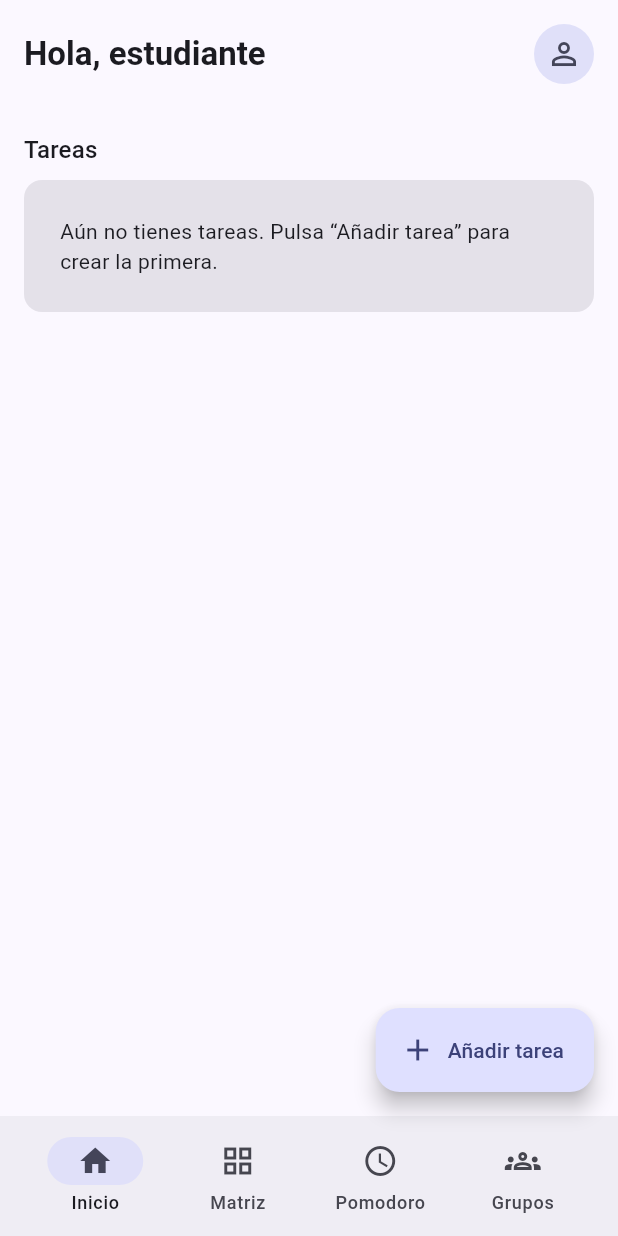
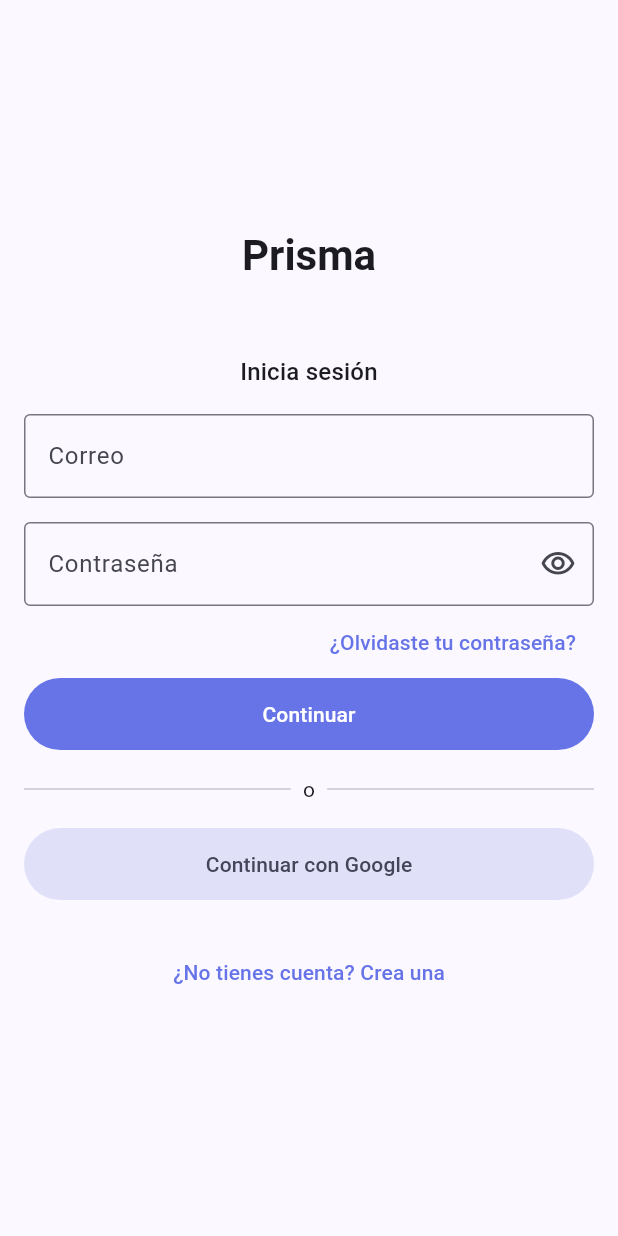
Before and after one commit to agnesGuyonnaud/Prisma, a Flutter app: the screen it shows after launch, on a phone screen of 412 x 824 dp. Run offline on Flutter 3.47's test engine with Material 3 defaults, Android fonts, the phone set to English and light mode, and no system bars; our stand-ins replace firebase_auth, firebase_core, google_sign_in, sqflite; accounts and stored records are empty.

Commit message:
autenticacion con firebase y login

```diff
--- /dev/null
+++ b/lib/data/auth.dart
@@ -0,0 +1,96 @@
+import 'package:firebase_auth/firebase_auth.dart';
+import 'package:google_sign_in/google_sign_in.dart';
+
+//todas las funciones devuelven null si funcionan o un mensaje de error
+class Auth{
+  final FirebaseAuth auth= FirebaseAuth.instance;
+  final GoogleSignIn google= GoogleSignIn.instance;
+  bool googleListo = false;
+
+  //sale de google-services.json
+  final String webClientId=
+      '384332875358-o3ls3dqd2hvtontjsfsat04s1u69p2c5.apps.googleusercontent.com';
+
+  Stream<User?> get usuario=> auth.userChanges();
+
+//registrar al usuario
+  Future<String?> registrar(String nombre, String correo, String clave) async{
+    try{
+      final res= await auth.createUserWithEmailAndPassword(
+        email: correo.trim(),
+        password: clave,);
+      await res.user?.updateDisplayName(nombre.trim());
+      return null;
+    }
+    on FirebaseAuthException catch(e){
+      return mensajeError(e.code);
+    }
+  }
+//inicio de sesion normal
+  Future<String?> iniciarSesion(String correo, String clave) async{
+    try{
+      await auth.signInWithEmailAndPassword(
+        email: correo.trim(),
+        password: clave,);
+      return null;
+    }
+    on FirebaseAuthException catch(e){
+      return mensajeError(e.code);
+    }
+  }
+//inicio de sesion con google
+  Future<String?> iniciarConGoogle() async{
+    try{
+      if (!googleListo){
+        await google.initialize(serverClientId: webClientId);
+        googleListo=true;
+      }
+      final cuenta =await google.authenticate();
+      final credencial =GoogleAuthProvider.credential(
+        idToken: cuenta.authentication.idToken,);
+      await auth.signInWithCredential(credencial);
+      return null;
+    } on GoogleSignInException catch(e){
+      //no marca como error si cierra la ventana sin elegir cuenta
+      if(e.code== GoogleSignInExceptionCode.canceled) return null;
+      return "No se pudo iniciar sesión con Google";
+    } on FirebaseAuthException catch(e){
+      return mensajeError(e.code);
+    }
+  }
+//funcion por si perdio la contraseña
+  Future<String?> recuperarContrasena(String correo)  async{
+    try{
+      await auth.setLanguageCode('es');
+      await auth.sendPasswordResetEmail(email: correo.trim());
+      return null;
+    }
+    on FirebaseAuthException catch(e){
+      return mensajeError(e.code);
+    }
+  }
+//funcion para cerrar sesion
+  Future<void> cerrarSesion()async{
+    if(googleListo) await google.signOut();
+    await auth.signOut();
+  }
+//mensajes de error
+  String mensajeError(String codigo){
+    switch(codigo){
+      case "invalid-email":
+        return "El correo no es válido";
+      case "email-already-in-use":
+        return "Ya existe una cuenta con este correo";
+      case "weak-password":
+        return "La contraseña debe tener al menos 6 caracteres";
+      case "invalid-credential":
+        return "Correo o contraseña incorrectos";
+      case "too-many-requests":
+        return "Demasiados intentos, espera un momento";
+      case "network-request-failed":
+        return "Fallo con la conexión a internet";
+      default:
+        return "Ocurrió un error, inténtalo de nuevo";
+    }
+  }
+}
--- a/lib/main.dart
+++ b/lib/main.dart
@@ -1,11 +1,22 @@
 import 'package:flutter/material.dart';
 import 'package:flutter_localizations/flutter_localizations.dart';
 
+import 'data/auth.dart';
 import 'data/tareas_repository.dart';
 import 'screens/home.dart';
+import 'screens/login.dart';
 import 'widgets/tarea_list.dart';
 
-void main() {
+import 'package:firebase_auth/firebase_auth.dart';
+import 'package:firebase_core/firebase_core.dart';
+
+import 'firebase_options.dart';
+
+void main() async{
+  WidgetsFlutterBinding.ensureInitialized(); //con esto se conecta a la firebase y espera a que este listo para continuar con el inicio de la app
+  await Firebase.initializeApp(
+    options: DefaultFirebaseOptions.currentPlatform,
+  );
   runApp(const MainApp());
 }
 
@@ -33,7 +44,21 @@ class MainApp extends StatelessWidget {
           secondary: const Color(0xFFBAE147),
         ),
       ),
-      home: HomeScreen(repositorio: repositorio),
+      //la sesion es distinta si el usuario esta o no logeado
+      //si no lo esta, inicia con la pantalla de login, si lo esta, con la de home
+      home: StreamBuilder<User?>(
+        stream: Auth().usuario,
+        builder: (context, snapshot){
+          if (snapshot.connectionState == ConnectionState.waiting){
+            return const Scaffold(
+              body: Center(child: CircularProgressIndicator()),
+            );
+          }
+          return snapshot.data ==null
+              ?const LoginScreen()
+              :HomeScreen(repositorio: repositorio);
+        },
+      ),
     );
   }
 }
--- /dev/null
+++ b/lib/screens/login.dart
@@ -0,0 +1,245 @@
+import 'package:flutter/material.dart';
+import '../data/auth.dart';
+
+/// Pantalla de acceso: alterna entre iniciar sesión y crear una cuenta.
+/// No navega por sí misma; main.dart muestra la Home cuando cambia el usuario.
+class LoginScreen extends StatefulWidget {
+  const LoginScreen({super.key, this.auth});
+
+  final Auth? auth;
+
+  @override
+  State<LoginScreen> createState()=> _LoginScreenState();
+}
+//clase del login
+class _LoginScreenState extends State<LoginScreen>{
+  final _formulario= GlobalKey<FormState>();
+  final _nombre= TextEditingController();
+  final _correo= TextEditingController();
+  final _clave= TextEditingController();
+  late final Auth _auth;
+  bool _registrando =false;
+  bool _cargando =false;
+  bool _claveOculta =true;
+
+  @override
+  void initState(){
+    super.initState();
+    _auth =widget.auth?? Auth();
+  }
+
+  @override
+  void dispose(){
+    _nombre.dispose();
+    _correo.dispose();
+    _clave.dispose();
+    super.dispose();
+  }
+
+  //se bloquea para ejecutar el auth.dart
+  Future<void> _ejecutar(Future<String?> Function() accion) async{
+    setState(() => _cargando = true);
+    final error =await accion();
+    if(!mounted) return;
+    setState(() => _cargando = false);
+    if(error!= null) _mostrar(error);
+  }
+
+  Future<void> _continuar() async{
+    if (!_formulario.currentState!.validate()) return;
+    await _ejecutar(
+      () => _registrando
+          ? _auth.registrar(_nombre.text, _correo.text, _clave.text)
+          : _auth.iniciarSesion(_correo.text, _clave.text),);
+  }
+
+  Future<void> _recuperar() async{
+    final error = _validarCorreo(_correo.text);
+    if (error != null) {
+      _mostrar("Escribe tu correo para recuperar la contraseña");
+      return;
+    }
+    setState(()=> _cargando =true);
+    final resultado =await _auth.recuperarContrasena(_correo.text);
+    if (!mounted) return;
+    setState(()=> _cargando =false);
+    _mostrar( resultado ??"Si el correo está registrado, te enviamos un enlace",);
+  }
+
+  void _mostrar(String mensaje){
+    ScaffoldMessenger.of(context)
+      ..hideCurrentSnackBar()
+      ..showSnackBar(SnackBar(content: Text(mensaje)));
+  }
+
+//el correo se valida utilizando regex para ver si cumple o no con el formato
+  String? _validarCorreo(String? valor){
+    final correo = valor?.trim() ?? "";
+    if (correo.isEmpty) return "Ingresa tu correo";
+    if (!RegExp(r"^[^@\s]+@[^@\s]+\.[^@\s]+$").hasMatch(correo)) {
+      return "El correo no es válido";
+    }
+    return null;
+  }
+
+
+
+
+  @override
+  Widget build(BuildContext context){
+    final tema = Theme.of(context);
+    return Scaffold(
+      body: SafeArea(
+        child: Center(
+          child: ConstrainedBox(
+            constraints: const BoxConstraints(maxWidth: 420),
+            child: Form(
+              key: _formulario,
+              child: ListView(
+                shrinkWrap: true,
+                padding: const EdgeInsets.all(16),
+                children:[
+                  Text(
+                    "Prisma",
+                    textAlign: TextAlign.center,
+                    style: tema.textTheme.headlineMedium?.copyWith(
+                      fontWeight: FontWeight.bold,
+                    ),
+                  ),
+                  const SizedBox(height: 48),
+                  Text(
+                    _registrando ? "Crea una cuenta": "Inicia sesión",
+                    textAlign: TextAlign.center,
+                    style: tema.textTheme.titleMedium,
+                  ),
+                  const SizedBox(height: 16),
+                  if (_registrando) ...[
+                    TextFormField(
+                      controller: _nombre,
+                      enabled: !_cargando,
+                      decoration: const InputDecoration(
+                        labelText: "Nombre",
+                        border: OutlineInputBorder(),
+                      ),
+                      textCapitalization: TextCapitalization.words,
+                      textInputAction: TextInputAction.next,
+                      autofillHints: const [AutofillHints.name],
+                      validator: (valor)=> (valor?.trim().isEmpty ?? true)
+                          ?"Ingresa tu nombre"
+                          :null,
+                    ),
+                    const SizedBox(height: 16),],
+                  TextFormField(
+                    controller: _correo,
+                    enabled: !_cargando,
+                    decoration: const InputDecoration(
+                      labelText: "Correo",
+                      hintText: "usuario@ejemplo.com",
+                      border: OutlineInputBorder(),
+                    ),
+                    keyboardType: TextInputType.emailAddress,
+                    textInputAction: TextInputAction.next,
+                    autocorrect: false,
+                    autofillHints: const[AutofillHints.email],
+                    validator: _validarCorreo,),
+                  const SizedBox(height: 16),
+                  TextFormField(
+                    controller: _clave,
+                    enabled: !_cargando,
+                    obscureText: _claveOculta,
+                    decoration: InputDecoration(
+                      labelText: "Contraseña",
+                      border: const OutlineInputBorder(),
+                      suffixIcon: IconButton(
+                        tooltip: _claveOculta
+                            ?"Mostrar contraseña"
+                            :"Ocultar contraseña",
+                        icon: Icon(
+                          _claveOculta
+                              ?Icons.visibility_outlined
+                              :Icons.visibility_off_outlined,
+                        ),
+                        onPressed: () =>
+                            setState(() => _claveOculta = !_claveOculta),
+                      ),
+                    ),
+                    textInputAction: TextInputAction.done,
+                    autofillHints:[
+                      _registrando
+                          ?AutofillHints.newPassword
+                          :AutofillHints.password,],
+                    onFieldSubmitted:(_) => _cargando ? null : _continuar(),
+                    validator: (valor){
+                      if(valor== null|| valor.isEmpty){
+                        return "Ingresa tu contraseña";}
+                      //debe tener minimo 6 caracteres la contraseña
+                      if(_registrando && valor.length < 6){
+                        return "Debe tener al menos 6 caracteres";
+                      }
+                      return null;
+                    },
+                  ),
+                  if(!_registrando)
+                    Align(
+                      alignment: Alignment.centerRight,
+                      child: TextButton(
+                        onPressed: _cargando ? null : _recuperar,
+                        child: const Text("¿Olvidaste tu contraseña?"),
+                      ),
+                    )
+                  else
+                    const SizedBox(height: 16),
+                  FilledButton(
+                    onPressed: _cargando? null : _continuar,
+                    style: FilledButton.styleFrom(
+                      minimumSize: const Size.fromHeight(48),
+                    ),
+                    child: _cargando
+                        ? const SizedBox.square(
+                            dimension: 20,
+                            child: CircularProgressIndicator(strokeWidth: 2),
+                          )
+                        : const Text("Continuar"),
+                  ),
+                  const SizedBox(height: 16),
+                  const Row(
+                    children:[
+                      Expanded(child: Divider()),
+                      Padding(
+                        padding: EdgeInsets.symmetric(horizontal: 8),
+                        child: Text('o'),
+                      ),
+                      Expanded(child: Divider()),
+                    ],),
+                  const SizedBox(height: 16),
+                  FilledButton.tonal(
+                    onPressed: _cargando
+                        ? null
+                        :() =>_ejecutar(_auth.iniciarConGoogle),
+                    style: FilledButton.styleFrom(
+                      minimumSize: const Size.fromHeight(48),
+                    ),
+                    child: const Text("Continuar con Google"),),
+                  const SizedBox(height: 24),
+                  TextButton(
+                    onPressed: _cargando
+                        ?null
+                        :() =>setState((){
+                            _registrando = !_registrando;
+                            _formulario.currentState?.reset();
+                          }),
+                    child: Text(
+                      _registrando
+                          ? "¿Ya tienes cuenta? Inicia sesión"
+                          : "¿No tienes cuenta? Crea una",
+                    ),
+                  ),
+                ],
+              ),
+            ),
+          ),
+        ),
+      ),
+    );
+  }
+}
--- a/pubspec.yaml
+++ b/pubspec.yaml
@@ -38,6 +38,9 @@ dependencies:
   cupertino_icons: ^1.0.8
   sqflite: ^2.4.4
   path: ^1.9.1
+  firebase_core: ^4.15.0
+  firebase_auth: ^6.7.0
+  google_sign_in: ^7.2.0
 
 dev_dependencies:
   flutter_test:
```
Also changed, not shown: lib/screens/home.dart (+9 -1 lines), firebase.json (added), lib/firebase_options.dart (added), pubspec.lock, 6 other files.
